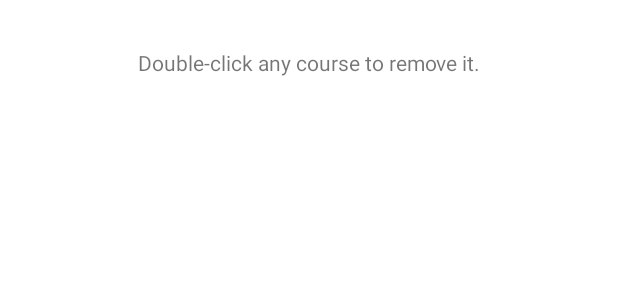
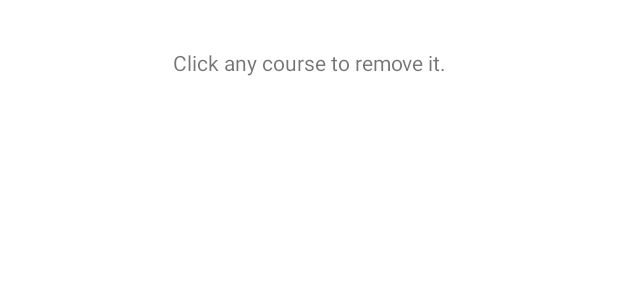
Before and after one commit to RuofanChen03/B07-group6, an Android app: the layout fragment_admin_view.xml on its own in the app's theme, with its tools: preview values and no code run, on a phone screen of 412 x 824 dp. Shown: the top 300 px of the screen. Run offline under Robolectric (Android 15) with nearby library versions, the phone set to English and light mode, and no system bars.

Commit message:
modified final edition (please mark this)

```diff
--- a/app/src/main/res/layout/fragment_admin_view.xml
+++ b/app/src/main/res/layout/fragment_admin_view.xml
@@ -28,7 +28,7 @@
         android:layout_width="0dp"
         android:layout_height="38dp"
         android:layout_marginTop="32dp"
-        android:text="Double-click any course to remove it."
+        android:text="Click any course to remove it."
         android:textAlignment="center"
         app:layout_constraintEnd_toEndOf="parent"
         app:layout_constraintHorizontal_bias="1.0"
```
Also changed, not shown: app/src/main/java/com/example/myapplication/AdminViewFragment.java (+1 -8 lines).
